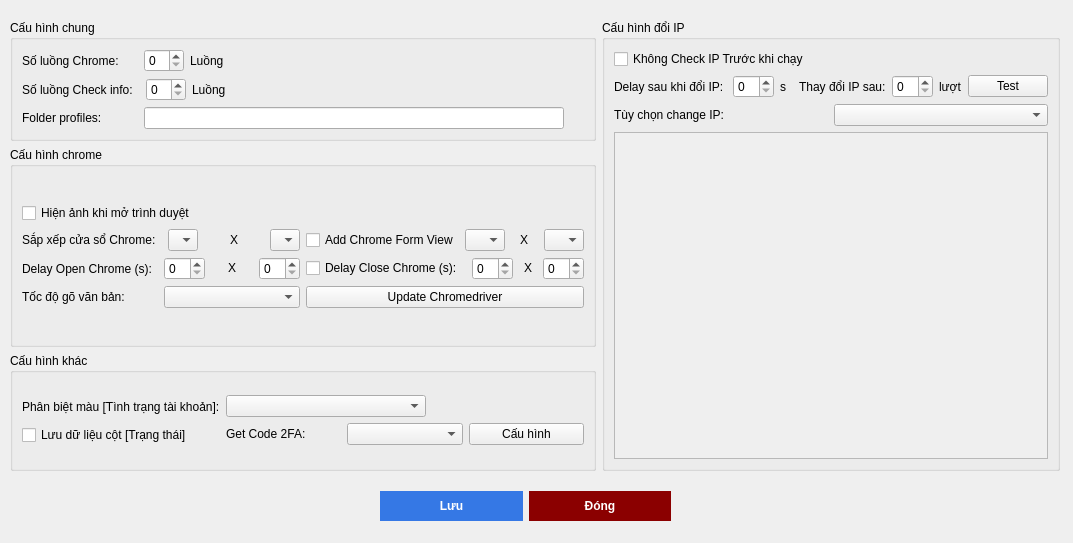
Old version of the form Form/fcauhinhchung.ui in the repository letrquan/AutoWoker.
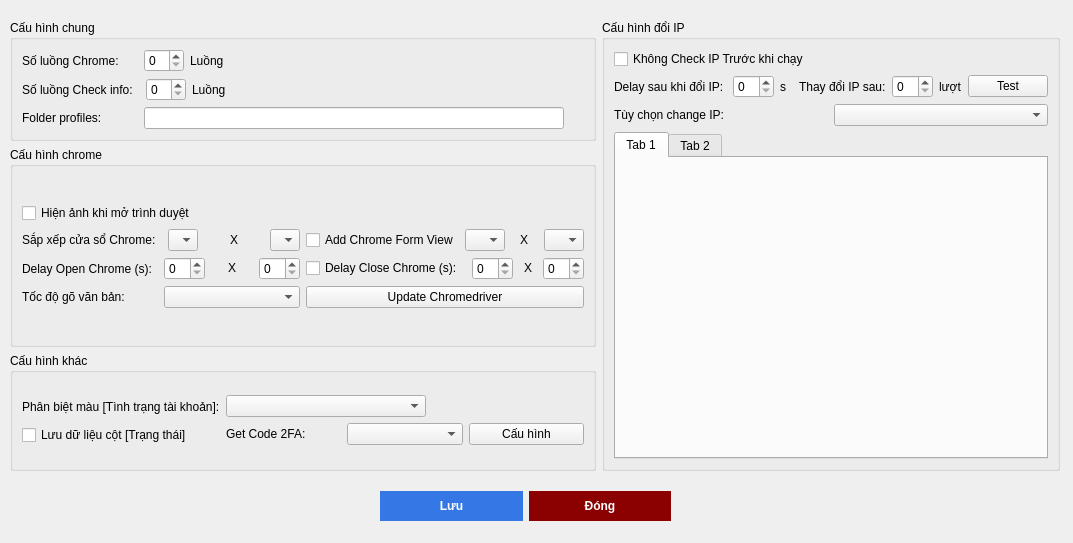
New version of the form.

```diff
--- a/Form/fcauhinhchung.ui
+++ b/Form/fcauhinhchung.ui
@@ -667,19 +667,19 @@
         </layout>
        </item>
        <item row="1" column="0">
-        <widget class="QScrollArea" name="scrollArea">
-         <property name="widgetResizable">
-          <bool>true</bool>
+        <widget class="QTabWidget" name="tabWidget">
+         <property name="currentIndex">
+          <number>0</number>
          </property>
-         <widget class="QWidget" name="scrollAreaWidgetContents">
-          <property name="geometry">
-           <rect>
-            <x>0</x>
-            <y>0</y>
-            <width>418</width>
-            <height>305</height>
-           </rect>
-          </property>
+         <widget class="QWidget" name="tab">
+          <attribute name="title">
+           <string>Tab 1</string>
+          </attribute>
+         </widget>
+         <widget class="QWidget" name="tab_2">
+          <attribute name="title">
+           <string>Tab 2</string>
+          </attribute>
          </widget>
         </widget>
        </item>
```
